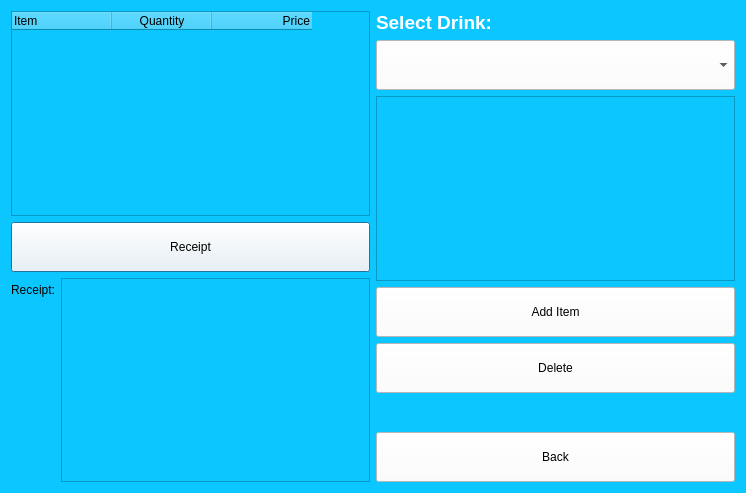
First picture: the form in src/naruci.ui, repository stemil01/expresso, before the edit.
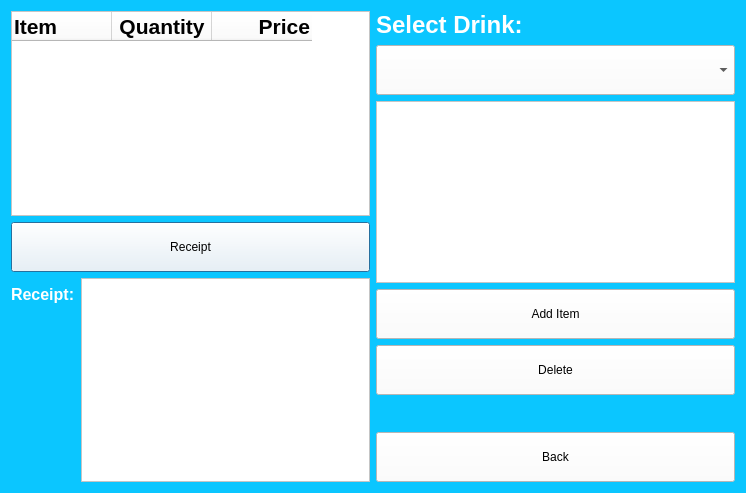
Second picture: the form after the edit.

Commit message: Male GUI stilizacije

The edit to the form file:
```diff
--- a/src/naruci.ui
+++ b/src/naruci.ui
@@ -23,6 +23,10 @@
       <layout class="QVBoxLayout" name="verticalLayout">
        <item>
         <widget class="QTableWidget" name="twOrderOrderDialog">
+         <property name="styleSheet">
+          <string notr="true">font-size: 16px;
+background-color: rgb(255, 255, 255);</string>
+         </property>
          <property name="editTriggers">
           <set>QAbstractItemView::AnyKeyPressed|QAbstractItemView::CurrentChanged|QAbstractItemView::DoubleClicked|QAbstractItemView::EditKeyPressed</set>
          </property>
@@ -39,6 +43,12 @@
           <property name="text">
            <string>Item</string>
           </property>
+          <property name="font">
+           <font>
+            <pointsize>16</pointsize>
+            <bold>true</bold>
+           </font>
+          </property>
           <property name="textAlignment">
            <set>AlignLeading|AlignVCenter</set>
           </property>
@@ -47,11 +57,23 @@
           <property name="text">
            <string>Quantity</string>
           </property>
+          <property name="font">
+           <font>
+            <pointsize>16</pointsize>
+            <bold>true</bold>
+           </font>
+          </property>
          </column>
          <column>
           <property name="text">
            <string>Price</string>
           </property>
+          <property name="font">
+           <font>
+            <pointsize>16</pointsize>
+            <bold>true</bold>
+           </font>
+          </property>
           <property name="textAlignment">
            <set>AlignTrailing|AlignVCenter</set>
           </property>
@@ -79,13 +101,20 @@
         <layout class="QFormLayout" name="formLayout">
          <item row="0" column="0">
           <widget class="QLabel" name="totalLabel">
+           <property name="styleSheet">
+            <string notr="true">color: rgb(255, 255, 255);</string>
+           </property>
            <property name="text">
-            <string>Receipt:</string>
+            <string>&lt;html&gt;&lt;head/&gt;&lt;body&gt;&lt;p&gt;&lt;span style=&quot; font-size:12pt; font-weight:700;&quot;&gt;Receipt:&lt;/span&gt;&lt;/p&gt;&lt;/body&gt;&lt;/html&gt;</string>
            </property>
           </widget>
          </item>
          <item row="0" column="1">
           <widget class="QTextEdit" name="teReceiptOrderDialog">
+           <property name="styleSheet">
+            <string notr="true">background-color: rgb(255, 255, 255);
+font-size: 16px;</string>
+           </property>
            <property name="html">
             <string>&lt;!DOCTYPE HTML PUBLIC &quot;-//W3C//DTD HTML 4.0//EN&quot; &quot;http://www.w3.org/TR/REC-html40/strict.dtd&quot;&gt;
 &lt;html&gt;&lt;head&gt;&lt;meta name=&quot;qrichtext&quot; content=&quot;1&quot; /&gt;&lt;meta charset=&quot;utf-8&quot; /&gt;&lt;style type=&quot;text/css&quot;&gt;
@@ -93,8 +122,8 @@
 hr { height: 1px; border-width: 0; }
 li.unchecked::marker { content: &quot;\2610&quot;; }
 li.checked::marker { content: &quot;\2612&quot;; }
-&lt;/style&gt;&lt;/head&gt;&lt;body style=&quot; font-family:'Segoe UI'; font-size:9pt; font-weight:400; font-style:normal;&quot;&gt;
-&lt;p align=&quot;right&quot; style=&quot;-qt-paragraph-type:empty; margin-top:0px; margin-bottom:0px; margin-left:0px; margin-right:0px; -qt-block-indent:0; text-indent:0px;&quot;&gt;&lt;br /&gt;&lt;/p&gt;&lt;/body&gt;&lt;/html&gt;</string>
+&lt;/style&gt;&lt;/head&gt;&lt;body style=&quot; font-family:'Segoe UI'; font-size:16px; font-weight:400; font-style:normal;&quot;&gt;
+&lt;p align=&quot;right&quot; style=&quot;-qt-paragraph-type:empty; margin-top:0px; margin-bottom:0px; margin-left:0px; margin-right:0px; -qt-block-indent:0; text-indent:0px; font-size:9pt;&quot;&gt;&lt;br /&gt;&lt;/p&gt;&lt;/body&gt;&lt;/html&gt;</string>
            </property>
           </widget>
          </item>
@@ -110,7 +139,7 @@
           <string notr="true">color: rgb(255, 255, 255);</string>
          </property>
          <property name="text">
-          <string>&lt;html&gt;&lt;head/&gt;&lt;body&gt;&lt;p&gt;&lt;span style=&quot; font-size:14pt; font-weight:700;&quot;&gt;Select Drink:&lt;/span&gt;&lt;/p&gt;&lt;/body&gt;&lt;/html&gt;</string>
+          <string>&lt;html&gt;&lt;head/&gt;&lt;body&gt;&lt;p&gt;&lt;span style=&quot; font-size:18pt; font-weight:700;&quot;&gt;Select Drink:&lt;/span&gt;&lt;/p&gt;&lt;/body&gt;&lt;/html&gt;</string>
          </property>
         </widget>
        </item>
@@ -124,12 +153,18 @@
          </property>
          <property name="styleSheet">
           <string notr="true">background-color: rgb(255, 255, 255);
-color: rgb(0, 0, 0);</string>
+color: rgb(0, 0, 0);
+font-size: 18px;
+font-weight: bold;</string>
          </property>
         </widget>
        </item>
        <item>
         <widget class="QListWidget" name="lwMenuOrderDialog">
+         <property name="styleSheet">
+          <string notr="true">background-color: rgb(255, 255, 255);
+font-size: 16px;</string>
+         </property>
          <property name="selectionMode">
           <enum>QAbstractItemView::MultiSelection</enum>
          </property>
```
The commit also changes 3 other files.
